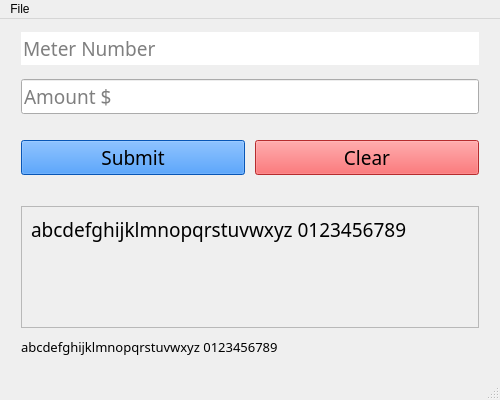
Above: src/ui/simple_mainwindow.ui from micronesianmacarthur/utility-token-automator before the change. Below: the same form after it.
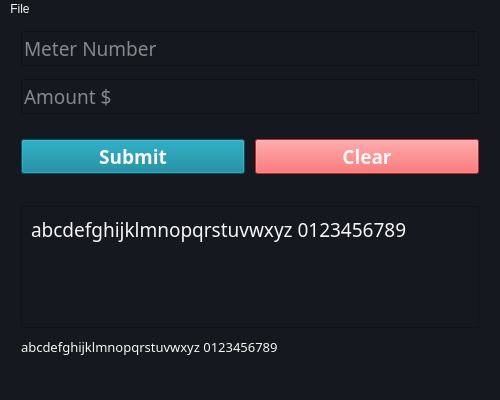
That is the form after the change. Icons and pictures are not drawn.

The edit to the form file:
```diff
--- a/src/ui/simple_mainwindow.ui
+++ b/src/ui/simple_mainwindow.ui
@@ -23,6 +23,10 @@
    <iconset resource="../static/assets/icons/app_icon.qrc">
     <normaloff>:/main/receipt-share.png</normaloff>:/main/receipt-share.png</iconset>
   </property>
+  <property name="styleSheet">
+   <string notr="true">background-color: #15181E;
+color: #F7F7F7;</string>
+  </property>
   <property name="tabShape">
    <enum>QTabWidget::TabShape::Rounded</enum>
   </property>
@@ -60,8 +64,11 @@
            <pointsize>14</pointsize>
           </font>
          </property>
+         <property name="styleSheet">
+          <string notr="true"/>
+         </property>
          <property name="frame">
-          <bool>false</bool>
+          <bool>true</bool>
          </property>
          <property name="placeholderText">
           <string>Meter Number</string>
@@ -88,6 +95,9 @@
          <property name="contextMenuPolicy">
           <enum>Qt::ContextMenuPolicy::DefaultContextMenu</enum>
          </property>
+         <property name="frame">
+          <bool>true</bool>
+         </property>
          <property name="placeholderText">
           <string>Amount $</string>
          </property>
@@ -132,10 +142,11 @@
              <font>
               <family>JetBrains Mono</family>
               <pointsize>14</pointsize>
+              <bold>true</bold>
              </font>
             </property>
             <property name="styleSheet">
-             <string notr="true">background-color: rgb(11, 121, 255);</string>
+             <string notr="true">background-color: #007991;</string>
             </property>
             <property name="text">
              <string>Submit</string>
@@ -154,10 +165,11 @@
              <font>
               <family>JetBrains Mono</family>
               <pointsize>14</pointsize>
+              <bold>true</bold>
              </font>
             </property>
             <property name="styleSheet">
-             <string notr="true">background-color: rgb(255, 62, 65);</string>
+             <string notr="true">background-color: #ff3e41;</string>
             </property>
             <property name="text">
              <string>Clear</string>
@@ -205,6 +217,9 @@
               <pointsize>14</pointsize>
              </font>
             </property>
+            <property name="styleSheet">
+             <string notr="true">color: #f7f7f7;</string>
+            </property>
             <property name="text">
              <string>abcdefghijklmnopqrstuvwxyz 0123456789</string>
             </property>
@@ -239,6 +254,9 @@
            <pointsize>10</pointsize>
           </font>
          </property>
+         <property name="styleSheet">
+          <string notr="true">color: #f7f7f7;</string>
+         </property>
          <property name="text">
           <string>abcdefghijklmnopqrstuvwxyz 0123456789</string>
          </property>
```
